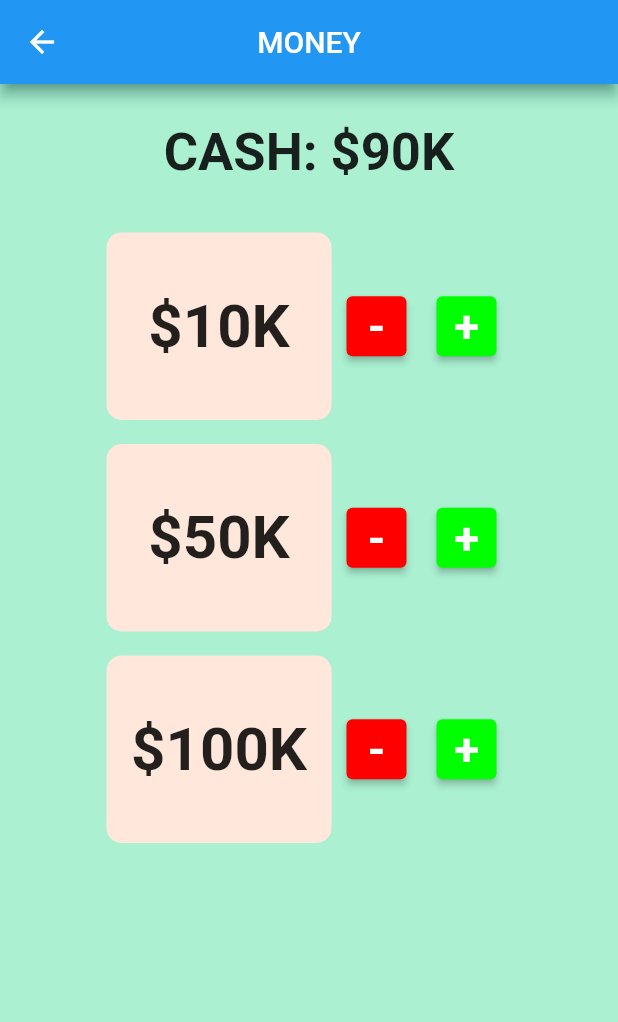
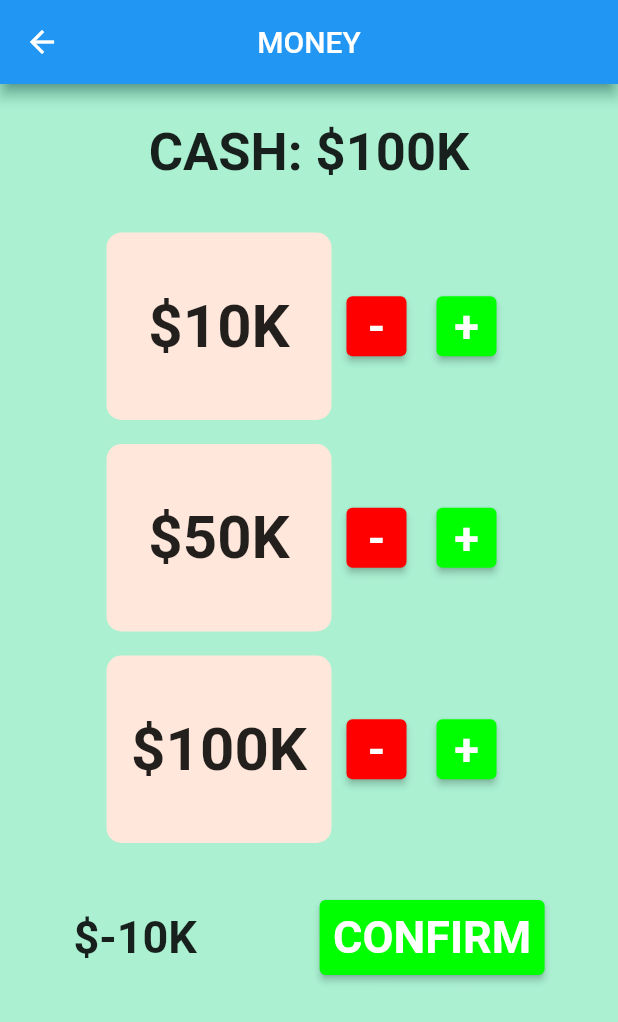
Before and after one commit to JadenHowell/Commodore, a Flutter app: the MoneyPage screen opened directly, after a tap on an icon or button, on a phone screen of 412 x 824 dp. Shown: the top 1022 px of the screen. Run offline on Flutter 3.47's test engine with Material 2 defaults, Android fonts, the phone set to English and light mode, and no system bars; our stand-ins replace socket_io_client; accounts and stored records are empty.

Commit message:
changed money page, for confirmation

```diff
--- a/lib/model/user.dart
+++ b/lib/model/user.dart
@@ -1,3 +1,4 @@
+import 'package:commodore/model/utils.dart';
 import 'package:flutter/material.dart';
 
 import '../data_cache.dart';
@@ -39,13 +40,7 @@ class User{
   }
 
   String cashToString() {
-    String cashString;
-    if(cash > 1000000){
-      cashString = (cash / 1000000).toString() + "M";
-    } else {
-      cashString = (cash ~/ 1000).toString() + "K"; //toInt() allows us to remove decimal places if we still not over 1 mil
-    }
-    return cashString;
+    return Utils.cashToString(cash);
   }
 
   void addCash(int addedAmount){
--- /dev/null
+++ b/lib/model/utils.dart
@@ -0,0 +1,11 @@
+class Utils {
+  static cashToString(int cash){
+    String cashString;
+    if(cash > 1000000){
+      cashString = (cash / 1000000).toString() + "M";
+    } else {
+      cashString = (cash ~/ 1000).toString() + "K"; //toInt() allows us to remove decimal places if we still not over 1 mil
+    }
+    return cashString;
+  }
+}
--- a/lib/view/pages/money_page.dart
+++ b/lib/view/pages/money_page.dart
@@ -1,5 +1,6 @@
 import 'package:commodore/data_cache.dart';
 import 'package:commodore/model/user.dart';
+import 'package:commodore/model/utils.dart';
 import 'package:commodore/themes/color_values.dart';
 import 'package:commodore/view/other_widgets/minus_button.dart';
 import 'package:commodore/view/other_widgets/plus_button.dart';
@@ -13,9 +14,9 @@ class MoneyPage extends StatefulWidget {
 }
 
 class _MoneyPageState extends CommodoreState<MoneyPage> {
-
   final DataCache _cache = DataCache.getInstance();
   late User _player;
+  int tempAmount = 0;
 
   @override
   Widget build(BuildContext context) {
@@ -26,80 +27,131 @@ class _MoneyPageState extends CommodoreState<MoneyPage> {
         centerTitle: true,
       ),
       body: Column(
-        children: <Widget> [
-          const SizedBox(height:25),
-
+        children: <Widget>[
+          const SizedBox(height: 25),
           Center(
-            child: Text(
-                "CASH: \$" + _player.cashToString(),
+            child: Text("CASH: \$" + _player.cashToString(),
                 style: const TextStyle(
                   fontWeight: FontWeight.bold,
                   fontSize: 35,
-                )
-            ),
+                )),
           ),
-
-          const SizedBox(height: 25,),
-
+          const SizedBox(
+            height: 25,
+          ),
           Padding(
             padding: const EdgeInsets.all(8.0),
             child: Row(
               mainAxisAlignment: MainAxisAlignment.center,
-              children: <Widget> [
+              children: <Widget>[
                 _displayBox("\$10K"),
                 Padding(
                   padding: const EdgeInsets.fromLTRB(10, 0, 10, 0),
-                  child: MinusButton(callback: () => {_player.subtractCash(10000)}),
+                  child: MinusButton(
+                      callback: () => {updateTempAmount(-10000)}),
                 ),
                 Padding(
                   padding: const EdgeInsets.fromLTRB(10, 0, 10, 0),
-                  child: PlusButton(callback: () => {_player.addCash(10000)}),
+                  child: PlusButton(callback: () => {updateTempAmount(10000)}),
                 ),
               ],
             ),
           ),
-
           Padding(
             padding: const EdgeInsets.all(8.0),
             child: Row(
               mainAxisAlignment: MainAxisAlignment.center,
-              children: <Widget> [
+              children: <Widget>[
                 _displayBox("\$50K"),
                 Padding(
                   padding: const EdgeInsets.fromLTRB(10, 0, 10, 0),
-                  child: MinusButton(callback: () => {_player.subtractCash(50000)}),
+                  child: MinusButton(
+                      callback: () => {updateTempAmount(-50000)}),
                 ),
                 Padding(
                   padding: const EdgeInsets.fromLTRB(10, 0, 10, 0),
-                  child: PlusButton(callback: () => {_player.addCash(50000)}),
+                  child: PlusButton(callback: () => {updateTempAmount(50000)}),
                 ),
               ],
             ),
           ),
-
           Padding(
             padding: const EdgeInsets.all(8.0),
             child: Row(
               mainAxisAlignment: MainAxisAlignment.center,
-              children: <Widget> [
+              children: <Widget>[
                 _displayBox("\$100K"),
                 Padding(
                   padding: const EdgeInsets.fromLTRB(10, 0, 10, 0),
-                  child: MinusButton(callback: () => {_player.subtractCash(100000)}),
+                  child: MinusButton(
+                      callback: () => {updateTempAmount(-100000)}),
                 ),
                 Padding(
                   padding: const EdgeInsets.fromLTRB(10, 0, 10, 0),
-                  child: PlusButton(callback: () => {_player.addCash(100000)}),
+                  child: PlusButton(callback: () => {updateTempAmount(100000)}),
                 ),
               ],
             ),
           ),
+          Padding(
+            padding: const EdgeInsets.fromLTRB(8,30,8,8),
+            child: Row(
+              mainAxisAlignment: MainAxisAlignment.spaceAround,
+              children: <Widget>[
+                Text(
+                    "\$" + Utils.cashToString(tempAmount),
+                    style: const TextStyle(
+                      fontWeight: FontWeight.bold,
+                      fontSize: 30,
+                    )),
+                SizedBox(
+                  width: 150,
+                  height: 50,
+                  child: ElevatedButton(
+                    onPressed: () => confirm(),
+                    child: const Text(
+                      "CONFIRM",
+                      style: TextStyle(
+                        color: Colors.white,
+                        fontWeight: FontWeight.bold,
+                        fontSize: 30,
+                      ),
+                    ),
+                    style: ButtonStyle(
+                      backgroundColor: MaterialStateProperty.resolveWith<Color>(
+                            (Set<MaterialState> states) {
+                          if (states.contains(MaterialState.pressed)) {
+                            return ColorValues.addButtonColor.withOpacity(0.5);
+                          }
+                          return ColorValues.addButtonColor;
+                        },
+                      ),
+                      padding: MaterialStateProperty.all<EdgeInsets>(EdgeInsets.zero),
+                    ),
+                  ),
+                ),
+              ],
+            ),
+          )
         ],
       ),
     );
   }
 
-  Widget _displayBox(String display){
+  updateTempAmount(int cash){
+    setState(() {
+      tempAmount += cash;
+    });
+  }
+
+  void confirm(){
+    _player.addCash(tempAmount);
+    setState(() {
+      tempAmount = 0;
+    });
+  }
+
+  Widget _displayBox(String display) {
     return DecoratedBox(
       decoration: _displayBoxDecoration,
       child: SizedBox(
@@ -132,5 +184,4 @@ class _MoneyPageState extends CommodoreState<MoneyPage> {
       _player = _cache.player;
     });
   }
-
 }
```
